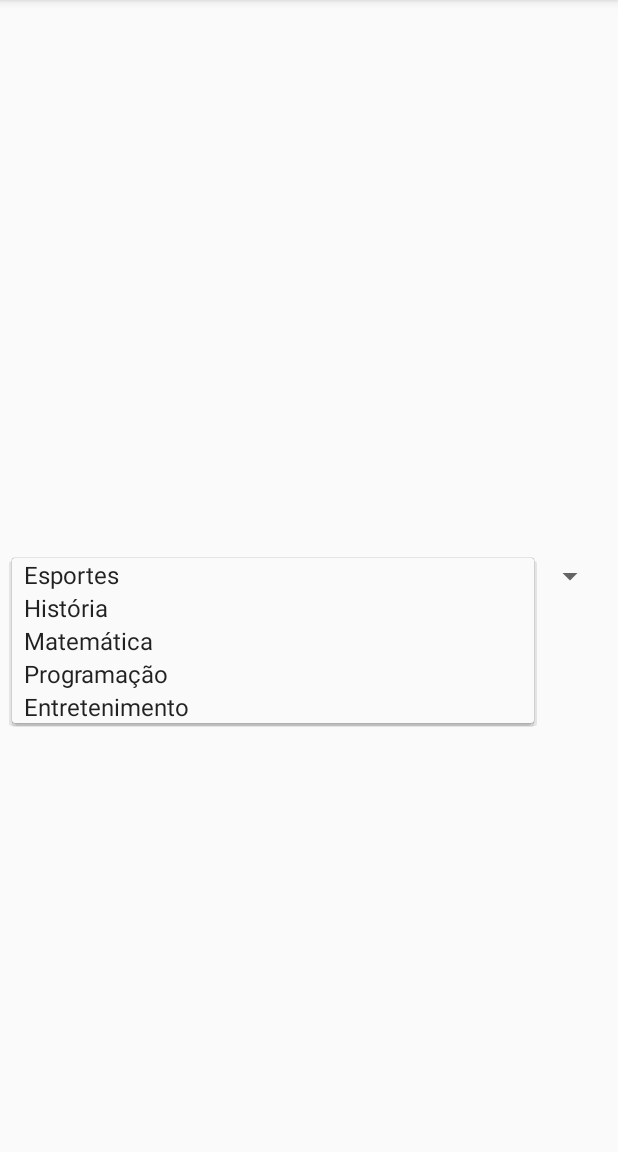
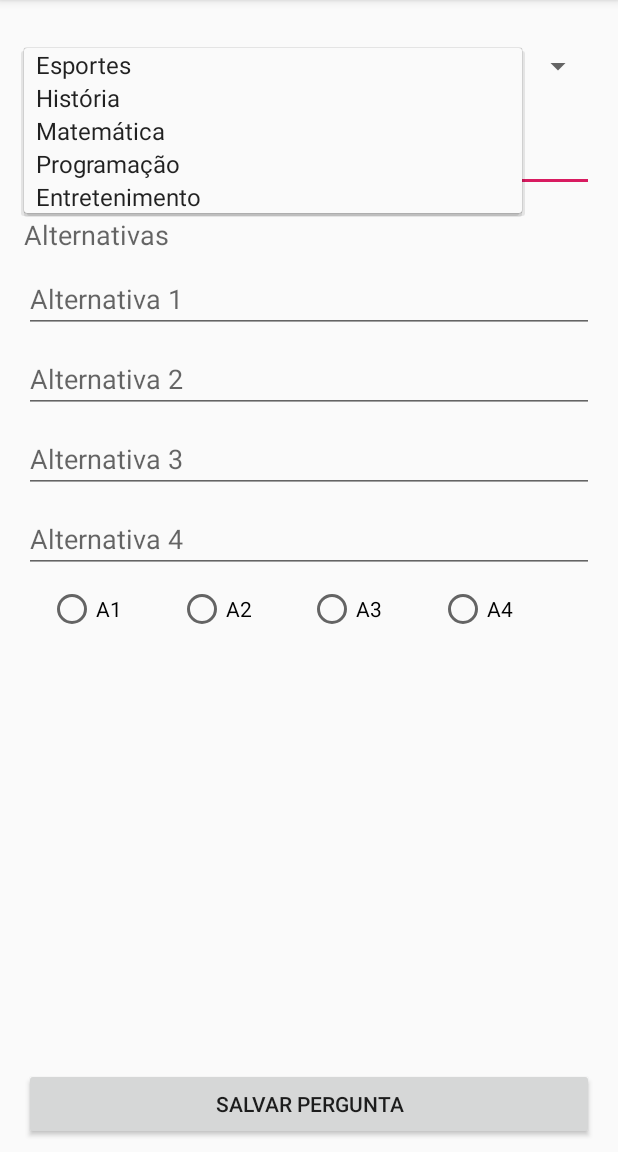
Before and after one commit to MobileTeacher/AndroidM2, an Android app: the screen it shows after launch (AddQuestionActivity), after a tap on "Esportes", on a phone screen of 412 x 824 dp, the part 84-1236 px from its top. Run offline under Robolectric (Android 15) with nearby library versions, the phone set to English and light mode, and no system bars.

Commit message:
question form ready

```diff
--- a/SabeNada/app/build.gradle
+++ b/SabeNada/app/build.gradle
@@ -32,4 +32,5 @@ dependencies {
     testImplementation 'junit:junit:4.12'
     androidTestImplementation 'androidx.test:runner:1.2.0'
     androidTestImplementation 'androidx.test.espresso:espresso-core:3.2.0'
+    implementation 'com.google.android.material:material:1.0.0'
 }
--- a/SabeNada/app/src/main/res/layout/activity_add_question.xml
+++ b/SabeNada/app/src/main/res/layout/activity_add_question.xml
@@ -10,9 +10,109 @@
     <Spinner
             android:layout_width="0dp"
             android:layout_height="wrap_content"
-            android:id="@+id/category_spinner" app:layout_constraintEnd_toEndOf="parent" android:layout_marginEnd="8dp"
-            android:layout_marginRight="8dp" app:layout_constraintStart_toStartOf="parent"
-            android:layout_marginLeft="8dp" android:layout_marginStart="8dp" android:layout_marginTop="8dp"
-            app:layout_constraintTop_toTopOf="parent" android:layout_marginBottom="8dp"
-            app:layout_constraintBottom_toBottomOf="parent"/>
+            android:id="@+id/category_spinner" app:layout_constraintEnd_toEndOf="parent" android:layout_marginEnd="16dp"
+            android:layout_marginRight="16dp" app:layout_constraintStart_toStartOf="parent"
+            android:layout_marginLeft="16dp" android:layout_marginStart="16dp" android:layout_marginTop="32dp"
+            app:layout_constraintTop_toTopOf="parent"
+    />
+    <com.google.android.material.textfield.TextInputLayout
+            android:layout_width="0dp"
+            android:layout_height="wrap_content"
+            app:layout_constraintEnd_toEndOf="parent" android:layout_marginEnd="16dp" android:layout_marginRight="16dp"
+            android:layout_marginTop="16dp" app:layout_constraintTop_toBottomOf="@+id/category_spinner"
+            app:layout_constraintStart_toStartOf="parent" android:layout_marginLeft="16dp"
+            android:layout_marginStart="16dp" android:id="@+id/textInputLayout">
+
+        <com.google.android.material.textfield.TextInputEditText
+                android:layout_width="match_parent"
+                android:layout_height="wrap_content"
+                android:hint="Sua pergunta" android:id="@+id/question_input"/>
+    </com.google.android.material.textfield.TextInputLayout>
+    <TextView
+            android:text="Alternativas"
+            android:layout_width="wrap_content"
+            android:layout_height="wrap_content"
+            android:id="@+id/textView" android:layout_marginTop="16dp"
+            app:layout_constraintTop_toBottomOf="@+id/textInputLayout" app:layout_constraintStart_toStartOf="parent"
+            android:layout_marginLeft="16dp" android:layout_marginStart="16dp"
+            android:textAppearance="@style/TextAppearance.AppCompat.Medium"/>
+    <EditText
+            android:layout_width="0dp"
+            android:layout_height="wrap_content"
+            android:inputType="textPersonName"
+            android:ems="10"
+            android:id="@+id/option0_edittext" android:layout_marginEnd="16dp"
+            app:layout_constraintEnd_toEndOf="parent" android:layout_marginRight="16dp"
+            android:layout_marginStart="16dp"
+            app:layout_constraintStart_toStartOf="parent" android:layout_marginLeft="16dp"
+            android:layout_marginTop="8dp"
+            app:layout_constraintTop_toBottomOf="@+id/textView" android:hint="Alternativa 1"/>
+    <EditText
+            android:layout_width="0dp"
+            android:layout_height="wrap_content"
+            android:inputType="textPersonName"
+            android:ems="10"
+            android:id="@+id/option1_edittext" android:layout_marginTop="8dp"
+            app:layout_constraintTop_toBottomOf="@+id/option0_edittext"
+            app:layout_constraintStart_toStartOf="@+id/option0_edittext" app:layout_constraintEnd_toEndOf="@+id/option0_edittext"
+            android:hint="Alternativa 2"/>
+    <EditText
+            android:layout_width="0dp"
+            android:layout_height="wrap_content"
+            android:inputType="textPersonName"
+            android:ems="10"
+            android:id="@+id/option2_edittext"
+            app:layout_constraintStart_toStartOf="@+id/option1_edittext" app:layout_constraintEnd_toEndOf="@+id/option1_edittext"
+            android:layout_marginTop="8dp" app:layout_constraintTop_toBottomOf="@+id/option1_edittext"
+            android:hint="Alternativa 3"/>
+    <EditText
+            android:layout_width="0dp"
+            android:layout_height="wrap_content"
+            android:inputType="textPersonName"
+            android:ems="10"
+            android:id="@+id/option3_edittext" android:layout_marginTop="8dp"
+            app:layout_constraintTop_toBottomOf="@+id/option2_edittext"
+            app:layout_constraintStart_toStartOf="@+id/option2_edittext" app:layout_constraintEnd_toEndOf="@+id/option2_edittext"
+            android:hint="Alternativa 4"/>
+    <RadioGroup
+            android:layout_width="0dp"
+            android:layout_height="wrap_content"
+            app:layout_constraintEnd_toEndOf="parent" android:layout_marginEnd="32dp" android:layout_marginRight="32dp"
+            app:layout_constraintStart_toStartOf="parent" android:layout_marginLeft="32dp"
+            android:layout_marginStart="32dp" android:orientation="horizontal" android:layout_marginTop="8dp"
+            app:layout_constraintTop_toBottomOf="@+id/option3_edittext">
+        <RadioButton
+                android:text="A1"
+                android:layout_width="wrap_content"
+                android:layout_height="wrap_content"
+                android:layout_weight="1"
+                android:id="@+id/choice0_radiobutton" android:orientation="horizontal"/>
+        <RadioButton
+                android:text="A2"
+                android:layout_width="wrap_content"
+                android:layout_height="wrap_content"
+                android:layout_weight="1"
+                android:id="@+id/choice1_radiobutton"/>
+        <RadioButton
+                android:text="A3"
+                android:layout_width="wrap_content"
+                android:layout_height="wrap_content"
+                android:layout_weight="1"
+                android:id="@+id/choice2_radiobutton"/>
+        <RadioButton
+                android:text="A4"
+                android:layout_width="wrap_content"
+                android:layout_height="wrap_content"
+                android:layout_weight="1"
+                android:id="@+id/choice3_radiobutton"/>
+    </RadioGroup>
+    <Button
+            android:text="Salvar Pergunta"
+            android:layout_width="0dp"
+            android:layout_height="wrap_content"
+            android:id="@+id/save_button" android:layout_marginBottom="8dp"
+            app:layout_constraintBottom_toBottomOf="parent" app:layout_constraintEnd_toEndOf="parent"
+            android:layout_marginEnd="16dp" android:layout_marginRight="16dp"
+            app:layout_constraintStart_toStartOf="parent" android:layout_marginLeft="16dp"
+            android:layout_marginStart="16dp"/>
 </androidx.constraintlayout.widget.ConstraintLayout>
```
